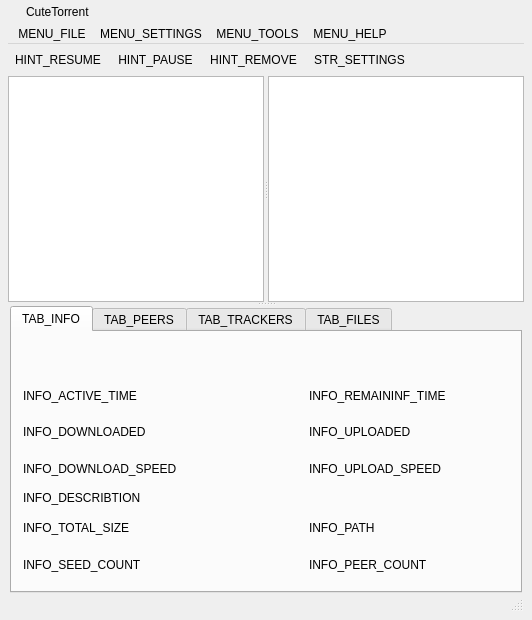
First picture: the form in src/core/gui/FormFiles/CustomWindow.ui, repository CuteTorrent/CuteTorrent, before the edit.
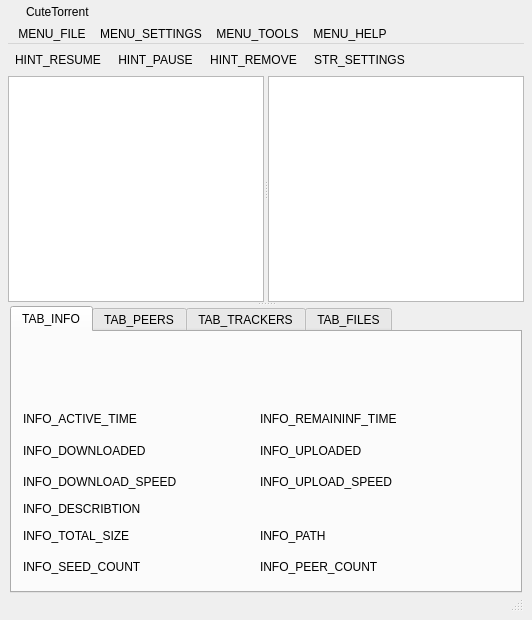
Second picture: the form after the edit. Icons and pictures are not drawn.

Diff of the .ui file:
```diff
--- a/src/core/gui/FormFiles/CustomWindow.ui
+++ b/src/core/gui/FormFiles/CustomWindow.ui
@@ -352,91 +352,146 @@
                 <attribute name="title">
                  <string>TAB_INFO</string>
                 </attribute>
-                <layout class="QGridLayout" name="gridLayout_4">
-                 <item row="7" column="3">
-                  <widget class="QLabel" name="label_11">
+                <layout class="QGridLayout" name="gridLayout_4" columnminimumwidth="50,50,50,50,15">
+                 <item row="3" column="0">
+                  <widget class="QLabel" name="label_2">
                    <property name="text">
-                    <string>INFO_PEER_COUNT</string>
+                    <string>INFO_DOWNLOADED</string>
                    </property>
                   </widget>
                  </item>
-                 <item row="6" column="4">
-                  <widget class="QLabel" name="pathLabel">
+                 <item row="1" column="4">
+                  <widget class="QLabel" name="availibilityLabel">
+                   <property name="sizePolicy">
+                    <sizepolicy hsizetype="Minimum" vsizetype="Preferred">
+                     <horstretch>0</horstretch>
+                     <verstretch>0</verstretch>
+                    </sizepolicy>
+                   </property>
+                   <property name="maximumSize">
+                    <size>
+                     <width>50</width>
+                     <height>16777215</height>
+                    </size>
+                   </property>
                    <property name="text">
                     <string/>
                    </property>
                   </widget>
                  </item>
-                 <item row="2" column="3">
+                 <item row="2" column="2">
+                  <widget class="QLabel" name="label_7">
+                   <property name="text">
+                    <string>INFO_REMAININF_TIME</string>
+                   </property>
+                  </widget>
+                 </item>
+                 <item row="3" column="1">
+                  <widget class="QLabel" name="downloadedBytesLabel">
+                   <property name="text">
+                    <string/>
+                   </property>
+                  </widget>
+                 </item>
+                 <item row="2" column="0">
+                  <widget class="QLabel" name="label">
+                   <property name="text">
+                    <string>INFO_ACTIVE_TIME</string>
+                   </property>
+                  </widget>
+                 </item>
+                 <item row="2" column="1">
+                  <widget class="QLabel" name="activetimeLabel">
+                   <property name="text">
+                    <string/>
+                   </property>
+                  </widget>
+                 </item>
+                 <item row="3" column="2">
                   <widget class="QLabel" name="label_8">
                    <property name="text">
                     <string>INFO_UPLOADED</string>
                    </property>
                   </widget>
                  </item>
-                 <item row="0" column="0" colspan="5">
-                  <widget class="QWidget" name="widget" native="true">
-                   <property name="minimumSize">
-                    <size>
-                     <width>0</width>
-                     <height>20</height>
-                    </size>
-                   </property>
-                   <property name="styleSheet">
-                    <string notr="true"/>
-                   </property>
-                  </widget>
-                 </item>
-                 <item row="7" column="0">
-                  <widget class="QLabel" name="label_10">
-                   <property name="text">
-                    <string>INFO_SEED_COUNT</string>
-                   </property>
-                  </widget>
-                 </item>
-                 <item row="3" column="4">
-                  <widget class="QLabel" name="uploadSpeedLabel">
-                   <property name="text">
-                    <string/>
-                   </property>
-                  </widget>
-                 </item>
-                 <item row="2" column="4">
-                  <widget class="QLabel" name="uploadedBytesLabel">
-                   <property name="text">
-                    <string/>
-                   </property>
-                  </widget>
-                 </item>
                  <item row="4" column="0">
+                  <widget class="QLabel" name="label_3">
+                   <property name="text">
+                    <string>INFO_DOWNLOAD_SPEED</string>
+                   </property>
+                  </widget>
+                 </item>
+                 <item row="4" column="1">
+                  <widget class="QLabel" name="downloadSpeedLabel">
+                   <property name="text">
+                    <string/>
+                   </property>
+                  </widget>
+                 </item>
+                 <item row="4" column="2">
+                  <widget class="QLabel" name="label_9">
+                   <property name="text">
+                    <string>INFO_UPLOAD_SPEED</string>
+                   </property>
+                  </widget>
+                 </item>
+                 <item row="6" column="2">
+                  <widget class="QLabel" name="label_4">
+                   <property name="text">
+                    <string>INFO_PATH</string>
+                   </property>
+                  </widget>
+                 </item>
+                 <item row="6" column="1">
+                  <widget class="QLabel" name="totalSizeLabel">
+                   <property name="text">
+                    <string/>
+                   </property>
+                  </widget>
+                 </item>
+                 <item row="6" column="0">
+                  <widget class="QLabel" name="label_5">
+                   <property name="text">
+                    <string>INFO_TOTAL_SIZE</string>
+                   </property>
+                  </widget>
+                 </item>
+                 <item row="5" column="0">
                   <widget class="QLabel" name="label_6">
                    <property name="text">
                     <string>INFO_DESCRIBTION</string>
                    </property>
                   </widget>
                  </item>
-                 <item row="7" column="1" colspan="2">
+                 <item row="7" column="2">
+                  <widget class="QLabel" name="label_11">
+                   <property name="text">
+                    <string>INFO_PEER_COUNT</string>
+                   </property>
+                  </widget>
+                 </item>
+                 <item row="2" column="3" colspan="2">
+                  <widget class="QLabel" name="timeleftLabel">
+                   <property name="text">
+                    <string/>
+                   </property>
+                  </widget>
+                 </item>
+                 <item row="7" column="0">
+                  <widget class="QLabel" name="label_10">
+                   <property name="text">
+                    <string>INFO_SEED_COUNT</string>
+                   </property>
+                  </widget>
+                 </item>
+                 <item row="7" column="1">
                   <widget class="QLabel" name="seedCoutLabel">
                    <property name="text">
                     <string/>
                    </property>
                   </widget>
                  </item>
-                 <item row="1" column="1" colspan="2">
-                  <widget class="QLabel" name="activetimeLabel">
-                   <property name="text">
-                    <string/>
-                   </property>
-                  </widget>
-                 </item>
-                 <item row="6" column="3">
-                  <widget class="QLabel" name="label_4">
-                   <property name="text">
-                    <string>INFO_PATH</string>
-                   </property>
-                  </widget>
-                 </item>
-                 <item row="4" column="1" colspan="4">
+                 <item row="5" column="1" colspan="4">
                   <widget class="QLabel" name="describtionLabel">
                    <property name="maximumSize">
                     <size>
@@ -458,83 +513,88 @@
                    </property>
                   </widget>
                  </item>
-                 <item row="6" column="1" colspan="2">
-                  <widget class="QLabel" name="totalSizeLabel">
+                 <item row="3" column="3" colspan="2">
+                  <widget class="QLabel" name="uploadedBytesLabel">
                    <property name="text">
                     <string/>
                    </property>
                   </widget>
                  </item>
-                 <item row="1" column="3">
-                  <widget class="QLabel" name="label_7">
+                 <item row="4" column="3" colspan="2">
+                  <widget class="QLabel" name="uploadSpeedLabel">
                    <property name="text">
-                    <string>INFO_REMAININF_TIME</string>
-                   </property>
-                  </widget>
-                 </item>
-                 <item row="1" column="4">
-                  <widget class="QLabel" name="timeleftLabel">
-                   <property name="text">
                     <string/>
                    </property>
                   </widget>
                  </item>
-                 <item row="2" column="0">
-                  <widget class="QLabel" name="label_2">
+                 <item row="6" column="3" colspan="2">
+                  <widget class="QLabel" name="pathLabel">
                    <property name="text">
-                    <string>INFO_DOWNLOADED</string>
-                   </property>
-                  </widget>
-                 </item>
-                 <item row="1" column="0">
-                  <widget class="QLabel" name="label">
-                   <property name="text">
-                    <string>INFO_ACTIVE_TIME</string>
-                   </property>
-                  </widget>
-                 </item>
-                 <item row="2" column="1" colspan="2">
-                  <widget class="QLabel" name="downloadedBytesLabel">
-                   <property name="text">
                     <string/>
                    </property>
                   </widget>
                  </item>
-                 <item row="3" column="0">
-                  <widget class="QLabel" name="label_3">
-                   <property name="text">
-                    <string>INFO_DOWNLOAD_SPEED</string>
-                   </property>
-                  </widget>
-                 </item>
-                 <item row="7" column="4">
+                 <item row="7" column="3" colspan="2">
                   <widget class="QLabel" name="peerCoutLabel">
                    <property name="text">
                     <string/>
                    </property>
                   </widget>
                  </item>
-                 <item row="6" column="0">
-                  <widget class="QLabel" name="label_5">
-                   <property name="text">
-                    <string>INFO_TOTAL_SIZE</string>
+                 <item row="1" column="0" colspan="4">
+                  <widget class="QWidget" name="widget_2" native="true">
+                   <property name="sizePolicy">
+                    <sizepolicy hsizetype="Expanding" vsizetype="Preferred">
+                     <horstretch>0</horstretch>
+                     <verstretch>0</verstretch>
+                    </sizepolicy>
                    </property>
+                   <property name="minimumSize">
+                    <size>
+                     <width>0</width>
+                     <height>15</height>
+                    </size>
+                   </property>
                   </widget>
                  </item>
-                 <item row="3" column="1" colspan="2">
-                  <widget class="QLabel" name="downloadSpeedLabel">
+                 <item row="0" column="0" colspan="4">
+                  <widget class="QWidget" name="widget" native="true">
+                   <property name="sizePolicy">
+                    <sizepolicy hsizetype="Expanding" vsizetype="Preferred">
+                     <horstretch>0</horstretch>
+                     <verstretch>0</verstretch>
+                    </sizepolicy>
+                   </property>
+                   <property name="minimumSize">
+                    <size>
+                     <width>0</width>
+                     <height>20</height>
+                    </size>
+                   </property>
+                   <property name="styleSheet">
+                    <string notr="true"/>
+                   </property>
+                  </widget>
+                 </item>
+                 <item row="0" column="4">
+                  <widget class="QLabel" name="progressLabel">
+                   <property name="sizePolicy">
+                    <sizepolicy hsizetype="Minimum" vsizetype="Preferred">
+                     <horstretch>0</horstretch>
+                     <verstretch>0</verstretch>
+                    </sizepolicy>
+                   </property>
+                   <property name="maximumSize">
+                    <size>
+                     <width>50</width>
+                     <height>16777215</height>
+                    </size>
+                   </property>
                    <property name="text">
                     <string/>
                    </property>
                   </widget>
                  </item>
-                 <item row="3" column="3">
-                  <widget class="QLabel" name="label_9">
-                   <property name="text">
-                    <string>INFO_UPLOAD_SPEED</string>
-                   </property>
-                  </widget>
-                 </item>
                 </layout>
                </widget>
                <widget class="QWidget" name="tab_3">
```
Left out of the diff: 3 changed lines with no effect on the pictures.
